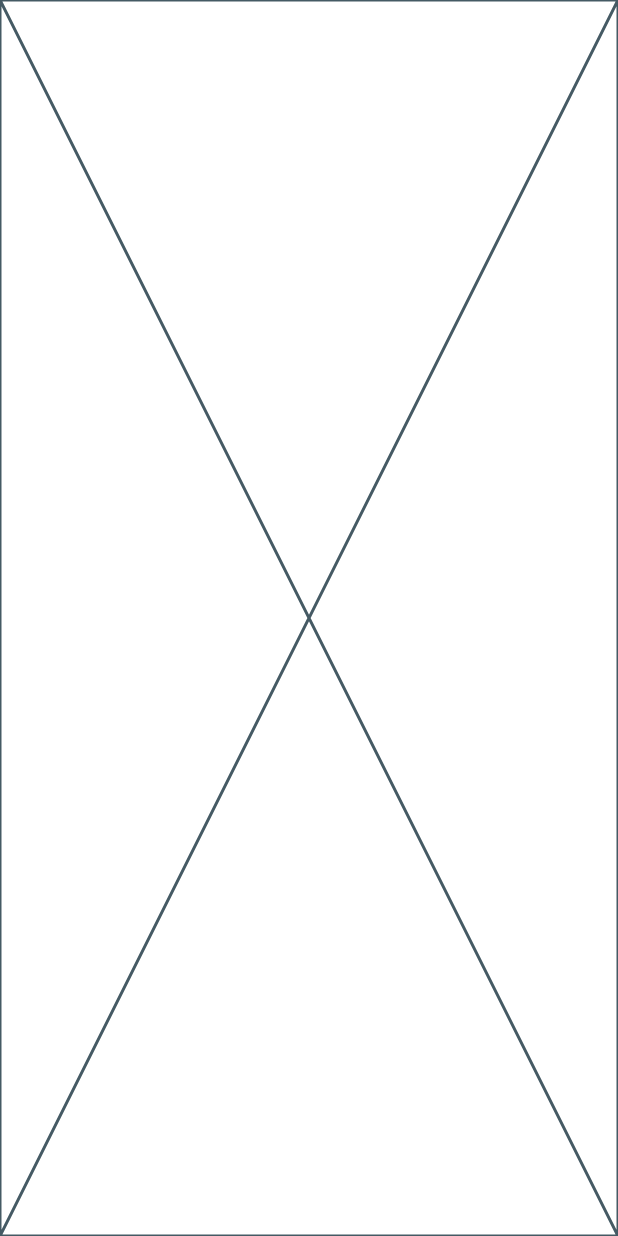
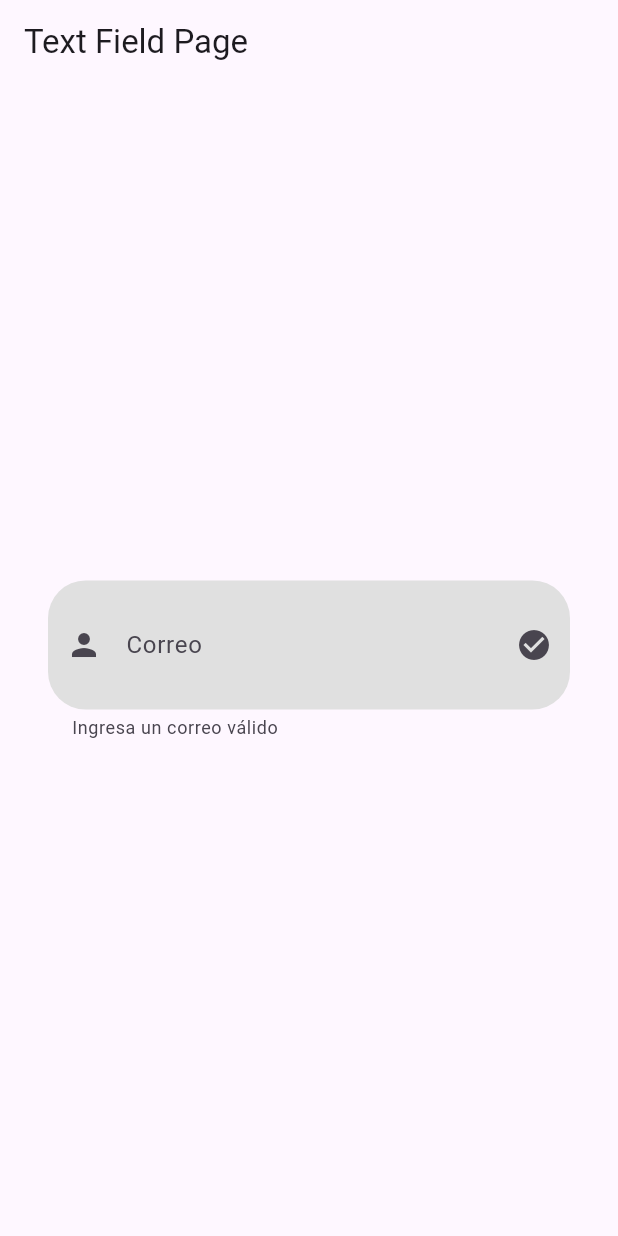
Before and after one commit to fr4nsgallegos/recetasappg14, a Flutter app: the screen it shows after launch, on a phone screen of 412 x 824 dp. Run offline on Flutter 3.47's test engine with Material 3 defaults, Android fonts, the phone set to English and light mode, and no system bars.

Commit message:
init text field

```diff
--- /dev/null
+++ b/lib/examples/textfield_page.dart
@@ -0,0 +1,64 @@
+import 'package:flutter/material.dart';
+
+class TextfieldPage extends StatelessWidget {
+  TextfieldPage({super.key});
+  TextEditingController _emailController = TextEditingController();
+
+  @override
+  Widget build(BuildContext context) {
+    return Scaffold(
+      appBar: AppBar(title: Text("Text Field Page")),
+      body: Center(
+        child: Padding(
+          padding: const EdgeInsets.all(32.0),
+          child: Column(
+            mainAxisSize: MainAxisSize.min,
+            children: [
+              TextField(
+                controller: _emailController,
+                keyboardType: TextInputType.emailAddress, //tipo de teclado
+                // obscureText: true, //ocultar texto como contraseñas
+                style: TextStyle(
+                  color: Colors.blue,
+                  fontSize: 18,
+                  fontWeight: FontWeight.bold,
+                ),
+                cursorColor: Colors.red, //Color de cursos
+                cursorWidth: 20, //ancho del cursor
+                cursorHeight: 40, //alto del cursor
+                cursorRadius: Radius.circular(
+                  2,
+                ), //border redondeados en el cursos
+                maxLines: 2, //máximo de lineas en el textfield
+                textCapitalization: TextCapitalization.words,
+                decoration: InputDecoration(
+                  filled: true,
+                  fillColor: Colors.grey.shade300,
+                  labelText: "Correo",
+                  hintText: "Ejemplo@gmail.com",
+                  helperText: "Ingresa un correo válido",
+                  prefixIcon: Icon(Icons.person),
+                  suffixIcon: Icon(Icons.check_circle),
+                  // border: UnderlineInputBorder(), //linea inferior
+                  border: OutlineInputBorder(
+                    borderSide: BorderSide(color: Colors.red, width: 16),
+                    // borderSide: BorderSide.none,
+                  ),
+                  enabledBorder: OutlineInputBorder(
+                    // borderSide: BorderSide(color: Colors.blueAccent, width: 4),
+                    borderSide: BorderSide.none,
+                    borderRadius: BorderRadius.circular(25),
+                  ),
+                  focusedBorder: OutlineInputBorder(
+                    borderSide: BorderSide(color: Colors.red, width: 4),
+                    borderRadius: BorderRadius.circular(25),
+                  ),
+                ),
+              ),
+            ],
+          ),
+        ),
+      ),
+    );
+  }
+}
--- a/lib/main.dart
+++ b/lib/main.dart
@@ -1,6 +1,7 @@
 import 'package:flutter/material.dart';
+import 'package:recetasappg14/examples/textfield_page.dart';
 import 'package:recetasappg14/pages/home_page.dart';
 
 void main() {
-  runApp(MaterialApp(home: HomePage(), debugShowCheckedModeBanner: false));
+  runApp(MaterialApp(home: TextfieldPage(), debugShowCheckedModeBanner: false));
 }
--- a/pubspec.yaml
+++ b/pubspec.yaml
@@ -44,7 +44,7 @@ dev_dependencies:
   # activated in the `analysis_options.yaml` file located at the root of your
   # package. See that file for information about deactivating specific lint
   # rules and activating additional ones.
-  flutter_lints: ^5.0.0
+  # flutter_lints: ^5.0.0
 
 # For information on the generic Dart part of this file, see the
 # following page: https://dart.dev/tools/pub/pubspec
```
Also changed, not shown: pubspec.lock.
